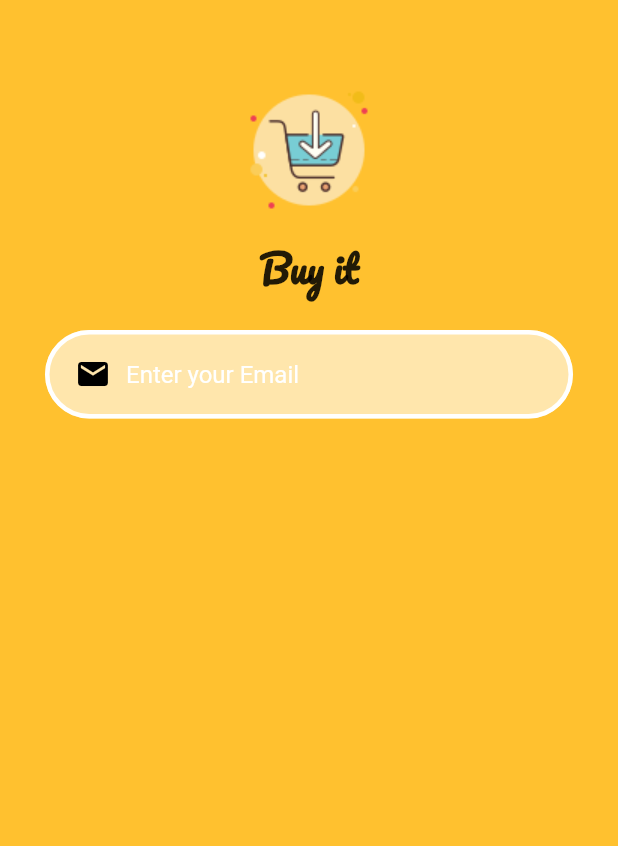
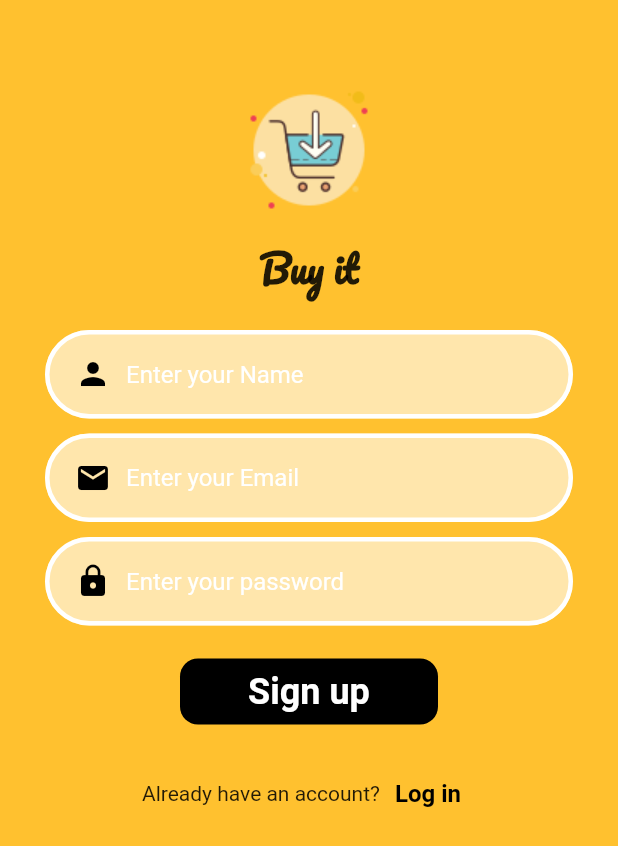
Before and after one commit to Scorpion645/newtharwatprojectjan18, a Flutter app: the screen it shows after launch, on a phone screen of 412 x 824 dp. Shown: the top 846 px of the screen. Run offline on Flutter 3.47's test engine with Material 2 defaults, Android fonts, the phone set to English and light mode, and no system bars.

Commit message:
signup screen complete

```diff
--- a/lib/main.dart
+++ b/lib/main.dart
@@ -16,8 +16,8 @@ class MyApp extends StatelessWidget {
     return MaterialApp(
       initialRoute: SignUpScreen.id,
       routes: {
-        SignUpScreen.id:(context) => const SignUpScreen(),
-        LogInScreen.id:(context) => const LogInScreen(),
+        SignUpScreen.id:(context) =>  SignUpScreen(),
+        LogInScreen.id :(context) =>  LogInScreen (),
       },
     );
   }
--- a/lib/screens/signup_screen.dart
+++ b/lib/screens/signup_screen.dart
@@ -1,11 +1,16 @@
+// ignore_for_file: prefer_const_constructors
+
 import 'package:flutter/material.dart';
+import 'package:newtharwatprojectjan18/screens/login_screen.dart';
 
 import '../constants/constants.dart';
+import '../widgets/customButton.dart';
 import '../widgets/customTextField.dart';
 
 class SignUpScreen extends StatelessWidget {
   static String id = 'sign up screen';
-  const SignUpScreen({Key? key}) : super(key: key);
+  String _email = '', _password = '';
+  SignUpScreen({Key? key}) : super(key: key);
 
   @override
   Widget build(BuildContext context) {
@@ -29,8 +34,67 @@ class SignUpScreen extends StatelessWidget {
                           fontFamily: 'pacifico'))),
             ],
           ),
-          SizedBox(height: 20,),
-          CustomTextField()
+          SizedBox(
+            height: 20,
+          ),
+          CustomTextField(
+            myHint: 'Enter your Name',
+            myIcon: Icons.person,
+            onClick: (String) {},
+            myObscuredText: false,
+          ),
+          SizedBox(
+            height: 10,
+          ),
+          CustomTextField(
+            myHint: 'Enter your Email',
+            myIcon: Icons.email,
+            onClick: (String value) {
+              _email = value;
+            },
+            myObscuredText: false,
+          ),
+          SizedBox(
+            height: 10,
+          ),
+          CustomTextField(
+            myHint: 'Enter your password',
+            myIcon: Icons.lock,
+            onClick: (value) {
+              _password = value;
+            },
+            myObscuredText: true,
+          ),
+          SizedBox(
+            height: 20,
+          ),
+          CustomButton(
+            buttonTitle: 'Sign up',
+            onClick: () {
+              print(_email);
+              print(_password);
+            },
+          ),
+          SizedBox(
+            height: 20,
+          ),
+          Row(
+            mainAxisAlignment: MainAxisAlignment.center,
+            children: [
+              Text('Already have an account?',
+                  style:
+                      TextStyle(fontWeight: FontWeight.normal, fontSize: 14)),
+              TextButton(
+                  onPressed: () {
+                    Navigator.popAndPushNamed(context, LogInScreen.id);
+                  },
+                  child: Text('Log in',
+                      style: TextStyle(
+                          fontWeight: FontWeight.bold,
+                          fontSize: 16,
+                          color: Colors.black)))
+            ],
+          )
         ],
       ),
     );
--- /dev/null
+++ b/lib/widgets/customButton.dart
@@ -0,0 +1,31 @@
+import 'package:flutter/material.dart';
+
+class CustomButton extends StatelessWidget {
+  final String buttonTitle;
+  void Function()? onClick;
+
+  CustomButton({super.key, required this.buttonTitle, required this.onClick});
+
+  @override
+  Widget build(BuildContext context) {
+    return Padding(
+      padding: const EdgeInsets.symmetric(horizontal: 120),
+      child: TextButton(
+          style: ButtonStyle(
+              backgroundColor: MaterialStateProperty.all(Colors.black),
+              shape: MaterialStateProperty.all(
+                RoundedRectangleBorder(
+                  borderRadius: BorderRadius.circular(
+                    12,
+                  ),
+                ),
+              )),
+          onPressed: onClick,
+          child: Text(buttonTitle,
+              style: TextStyle(
+                  fontWeight: FontWeight.bold,
+                  fontSize: 24,
+                  color: Colors.white))),
+    );
+  }
+}
--- a/lib/widgets/customTextField.dart
+++ b/lib/widgets/customTextField.dart
@@ -3,21 +3,28 @@ import 'package:flutter/material.dart';
 import '../constants/constants.dart';
 
 class CustomTextField extends StatelessWidget {
-  const CustomTextField({
-    super.key,
-  });
+  String myHint;
+  IconData myIcon;
+  bool myObscuredText;
+  void Function(String)? onClick;
+  CustomTextField({required this.myHint, required this.myIcon, required this.onClick, required this.myObscuredText});
 
   @override
   Widget build(BuildContext context) {
     return Padding(
       padding: const EdgeInsets.symmetric(horizontal: 30),
       child: TextField(
+        onChanged: onClick,
+        obscureText: myObscuredText,
         decoration: InputDecoration(
           prefixIcon: Padding(
             padding: const EdgeInsets.only(left: 20, right: 10),
-            child: Icon(Icons.email, color: Colors.black,),
+            child: Icon(
+              myIcon,
+              color: Colors.black,
             ),
-          hintText: 'Enter your Email',
+          ),
+          hintText: myHint,
           hintStyle: TextStyle(color: Colors.white),
           filled: true,
           fillColor: kSecondaryColor,
@@ -34,7 +41,6 @@ class CustomTextField extends StatelessWidget {
               borderRadius: BorderRadius.circular(30),
               borderSide: BorderSide(width: 3, color: Colors.white)),
         ),
-
       ),
     );
   }
```
Lines whose indentation alone changed are shown as unchanged.
